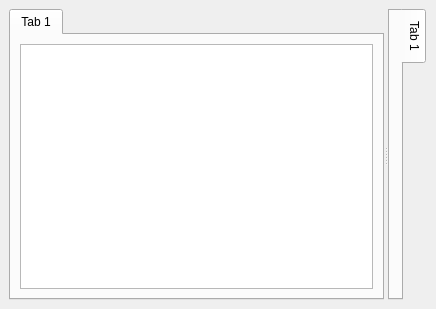
This is cad/plugins/NanoVision-1/src/ResultsWindow.ui in kanzure/nanoengineer as Qt 5 draws it before an edit. The edited form follows.
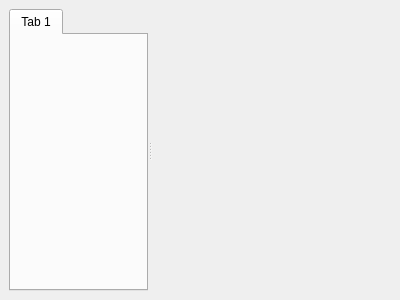
This is the edited form.

```diff
--- a/cad/plugins/NanoVision-1/src/ResultsWindow.ui
+++ b/cad/plugins/NanoVision-1/src/ResultsWindow.ui
@@ -5,8 +5,8 @@
    <rect>
     <x>0</x>
     <y>0</y>
-    <width>436</width>
-    <height>309</height>
+    <width>400</width>
+    <height>300</height>
    </rect>
   </property>
   <property name="windowTitle" >
@@ -24,7 +24,13 @@
      <property name="orientation" >
       <enum>Qt::Horizontal</enum>
      </property>
-     <widget class="QTabWidget" name="leftTabWidget" >
+     <widget class="QTabWidget" name="tabWidget" >
+      <property name="minimumSize" >
+       <size>
+        <width>100</width>
+        <height>0</height>
+       </size>
+      </property>
       <property name="currentIndex" >
        <number>0</number>
       </property>
@@ -32,31 +38,15 @@
        <attribute name="title" >
         <string>Tab 1</string>
        </attribute>
-       <layout class="QVBoxLayout" >
-        <property name="margin" >
-         <number>9</number>
-        </property>
-        <property name="spacing" >
-         <number>6</number>
-        </property>
-        <item>
-         <widget class="QTreeView" name="resultsTreeView" />
-        </item>
-       </layout>
       </widget>
      </widget>
-     <widget class="QTabWidget" name="rightTabWidget" >
-      <property name="tabPosition" >
-       <enum>QTabWidget::East</enum>
+     <widget class="QWidget" native="1" name="widget" >
+      <property name="minimumSize" >
+       <size>
+        <width>100</width>
+        <height>0</height>
+       </size>
       </property>
-      <property name="currentIndex" >
-       <number>0</number>
-      </property>
-      <widget class="QWidget" name="graphicsTab" >
-       <attribute name="title" >
-        <string>Tab 1</string>
-       </attribute>
-      </widget>
      </widget>
     </widget>
    </item>
```
Left out of the diff: 2 changed lines with no effect on the pictures.
